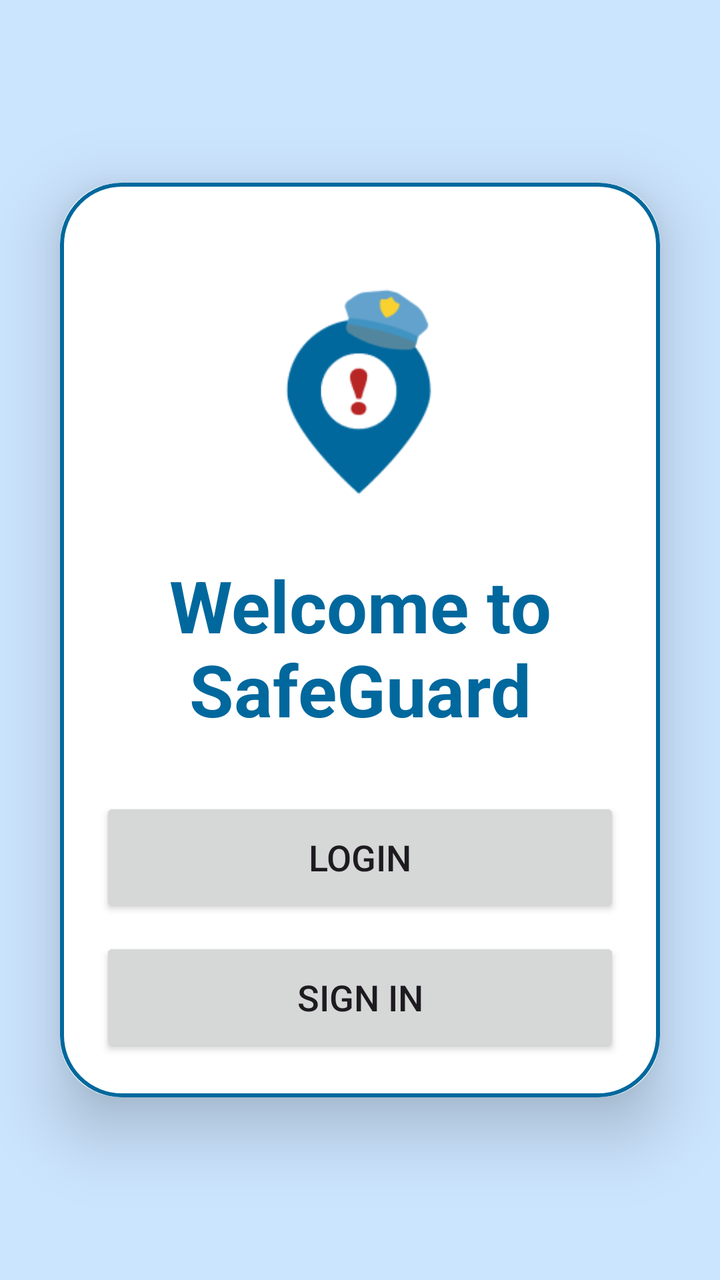
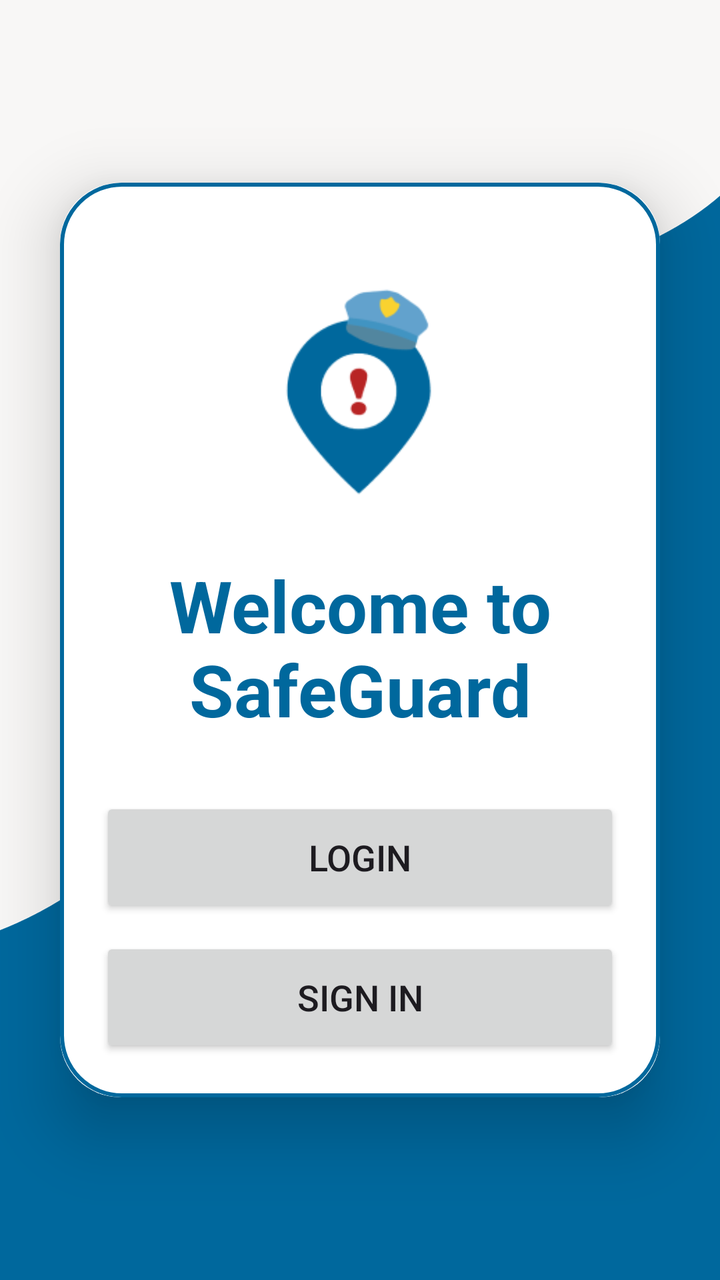

Compare the two renders of this Android layout. The source of the first and the diff that turns it into the second are given below.
<!-- AndroidManifest.xml: application theme Theme.SafeGuardApp -->
<!-- res/layout/activity_login_signup.xml -->
<?xml version="1.0" encoding="utf-8"?>
<LinearLayout xmlns:android="http://schemas.android.com/apk/res/android"
    xmlns:app="http://schemas.android.com/apk/res-auto"
    xmlns:tools="http://schemas.android.com/tools"
    android:layout_width="match_parent"
    android:layout_height="match_parent"
    android:orientation="vertical"
    android:gravity="center"
    android:background="@color/md_theme_light_background"
    android:backgroundTint="@color/md_theme_light_primaryContainer"
    tools:context=".LoginSignupActivity">

    <androidx.cardview.widget.CardView
        android:layout_width="match_parent"
        android:layout_height="wrap_content"
        android:layout_margin="30dp"
        app:cardCornerRadius="30dp"
        app:cardElevation="20dp">

        <LinearLayout
            android:layout_width="match_parent"
            android:layout_height="wrap_content"
            android:orientation="vertical"
            android:layout_gravity="center_horizontal"
            android:padding="20dp"
            android:background="@drawable/custom_edittext">

            <ImageView
                android:layout_width="210dp"
                android:layout_height="167dp"
                android:src="@drawable/safe_guard_icon"
                android:layout_gravity="center_horizontal"/>
            <TextView
                android:layout_width="match_parent"
                android:layout_height="wrap_content"
                android:text="Welcome to SafeGuard"
                android:textSize="36sp"
                android:textAlignment="center"
                android:textStyle="bold"
                android:textColor="@color/md_theme_light_primary"/>

            <Button
                android:layout_width="match_parent"
                android:layout_height="60dp"
                android:id="@+id/loginActivityBtn"
                android:text="Login"
                android:textSize="18dp"
                android:layout_marginTop="30dp"
                app:cornerRadius = "20dp"/>

            <Button
                android:layout_width="match_parent"
                android:layout_height="60dp"
                android:id="@+id/signupActivityBtn"
                android:text="Sign In"
                android:textSize="18dp"
                android:layout_marginTop="10dp"
                app:cornerRadius = "20dp"/>

        </LinearLayout>

    </androidx.cardview.widget.CardView>

</LinearLayout>
<!-- resources referenced by this layout -->
<resources>
  <color name="md_theme_light_background">#F8F7F6</color>
  <color name="md_theme_light_primary">#00689D</color>
  <color name="md_theme_light_primaryContainer">#CCE5FF</color>
  <!-- drawable custom_edittext (drawable) -->
  <?xml version="1.0" encoding="utf-8"?>
  <shape xmlns:android="http://schemas.android.com/apk/res/android"
      android:shape="rectangle">
  
      <stroke
          android:width="2dp"
          android:color="@color/md_theme_light_primary"/>
      <corners
          android:radius="30dp"/>
  </shape>
  <style name="Theme.SafeGuardApp" parent="Base.Theme.SafeGuardApp" />
  <color name="md_theme_light_onPrimary">#FFFFFF</color>
  <color name="md_theme_light_onPrimaryContainer">#001E31</color>
  <color name="md_theme_light_secondary">#51606F</color>
  <color name="md_theme_light_onSecondary">#FFFFFF</color>
  <color name="md_theme_light_secondaryContainer">#D4E4F6</color>
  <color name="md_theme_light_onSecondaryContainer">#0D1D2A</color>
  <color name="md_theme_light_tertiary">#66587B</color>
  <color name="md_theme_light_onTertiary">#FFFFFF</color>
  <color name="md_theme_light_tertiaryContainer">#EDDCFF</color>
  <color name="md_theme_light_onTertiaryContainer">#211534</color>
  <color name="md_theme_light_error">#BA1A1A</color>
  <color name="md_theme_light_errorContainer">#FFDAD6</color>
  <color name="md_theme_light_onError">#FFFFFF</color>
  <color name="md_theme_light_onErrorContainer">#410002</color>
  <color name="md_theme_light_onBackground">#1A1C1E</color>
  <color name="md_theme_light_outline">#72787E</color>
  <color name="md_theme_light_inverseOnSurface">#F0F0F4</color>
  <color name="md_theme_light_inverseSurface">#2F3133</color>
  <color name="md_theme_light_surface">#F9F9FC</color>
  <color name="md_theme_light_onSurface">#1A1C1E</color>
  <color name="md_theme_light_surfaceVariant">#DEE3EB</color>
  <color name="md_theme_light_onSurfaceVariant">#42474E</color>
  <color name="md_theme_light_inversePrimary">#92CCFF</color>
  <!-- unchanged entries left out for length: 2 -->
</resources>

<!-- the commit's change to res/layout/activity_login_signup.xml (unified diff, before → after) -->
@@ -6,8 +6,7 @@
     android:layout_height="match_parent"
     android:orientation="vertical"
     android:gravity="center"
-    android:background="@color/md_theme_light_background"
-    android:backgroundTint="@color/md_theme_light_primaryContainer"
+    android:background="@drawable/login_background"
     tools:context=".LoginSignupActivity">
 
     <androidx.cardview.widget.CardView
<!-- resource entries referenced after the edit -->
@@ -14,6 +14,7 @@
       <corners
           android:radius="30dp"/>
   </shape>
+  <!-- drawable login_background: png bitmap (drawable, 30103 bytes) -->
   <style name="Theme.SafeGuardApp" parent="Base.Theme.SafeGuardApp" />
   <color name="md_theme_light_onPrimary">#FFFFFF</color>
   <color name="md_theme_light_onPrimaryContainer">#001E31</color>
